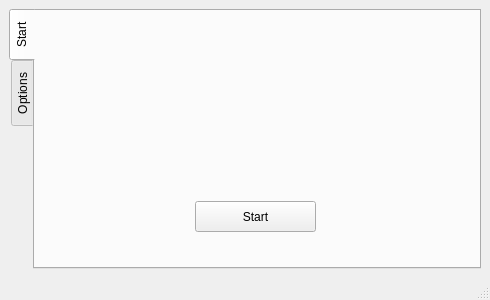
the0cp/windows-troubleshooter, file systest.ui: the form before one commit.
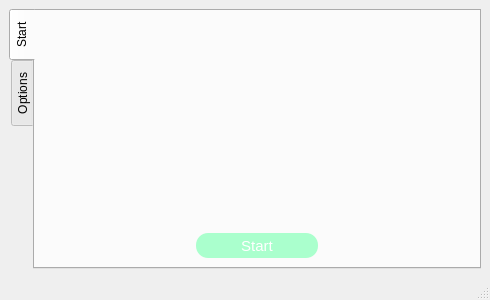
The form after the commit. The open tabs and pages were chosen to show the change.

```diff
--- a/systest.ui
+++ b/systest.ui
@@ -45,19 +45,68 @@
        <attribute name="title">
         <string>Start</string>
        </attribute>
+       <layout class="QGridLayout" name="gridLayout_2" rowstretch="25,3" columnstretch="10,8,10">
+        <item row="1" column="0">
+         <spacer name="horizontalSpacer">
+          <property name="orientation">
+           <enum>Qt::Horizontal</enum>
+          </property>
+          <property name="sizeHint" stdset="0">
+           <size>
+            <width>40</width>
+            <height>20</height>
+           </size>
+          </property>
+         </spacer>
+        </item>
+        <item row="1" column="2">
+         <spacer name="horizontalSpacer_2">
+          <property name="orientation">
+           <enum>Qt::Horizontal</enum>
+          </property>
+          <property name="sizeHint" stdset="0">
+           <size>
+            <width>40</width>
+            <height>20</height>
+           </size>
+          </property>
+         </spacer>
+        </item>
+        <item row="1" column="1">
        <widget class="QPushButton" name="btn_start">
-        <property name="geometry">
-         <rect>
-          <x>160</x>
-          <y>190</y>
-          <width>121</width>
-          <height>31</height>
-         </rect>
+          <property name="sizePolicy">
+           <sizepolicy hsizetype="Minimum" vsizetype="Minimum">
+            <horstretch>0</horstretch>
+            <verstretch>0</verstretch>
+           </sizepolicy>
+          </property>
+          <property name="styleSheet">
+           <string notr="true">background: rgb(170, 255, 205);
+border-radius: 12px;
+border: none;
+font-size: 15px;
+color: #ffffff
+</string>
         </property>
         <property name="text">
          <string>Start</string>
         </property>
        </widget>
+        </item>
+        <item row="0" column="1">
+         <spacer name="verticalSpacer">
+          <property name="orientation">
+           <enum>Qt::Vertical</enum>
+          </property>
+          <property name="sizeHint" stdset="0">
+           <size>
+            <width>20</width>
+            <height>40</height>
+           </size>
+          </property>
+         </spacer>
+        </item>
+       </layout>
       </widget>
       <widget class="QWidget" name="tab_opt">
        <attribute name="title">
```
Left out of the diff: 26 changed lines with no effect on the pictures. Lines whose indentation alone changed are shown as unchanged.
